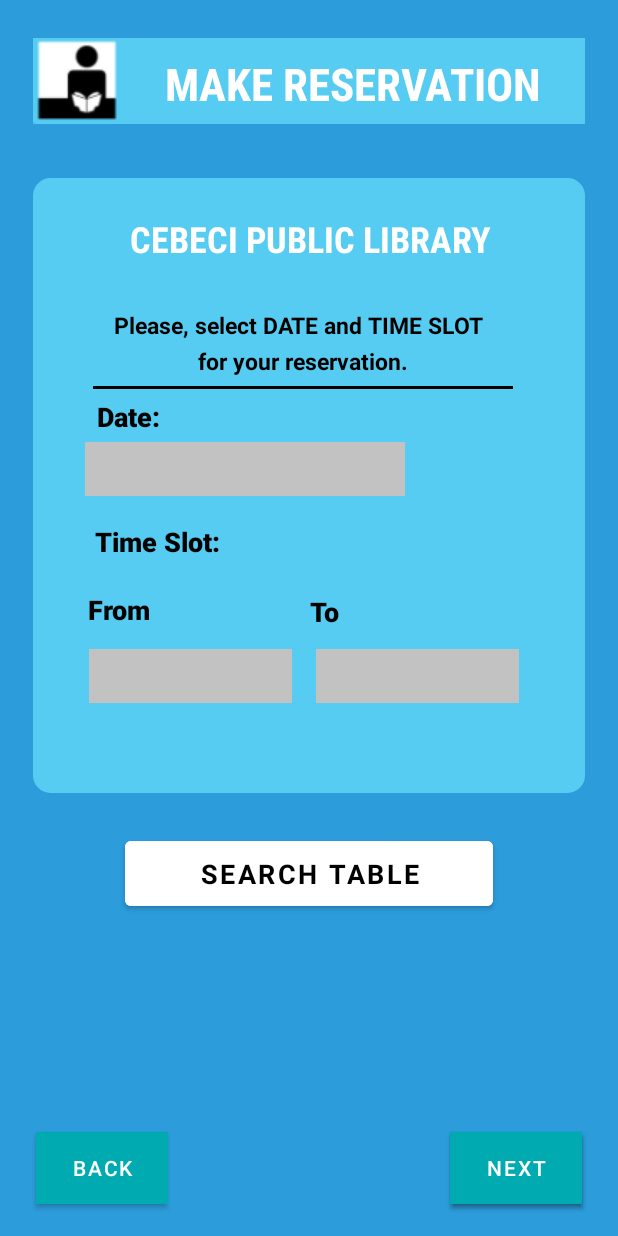
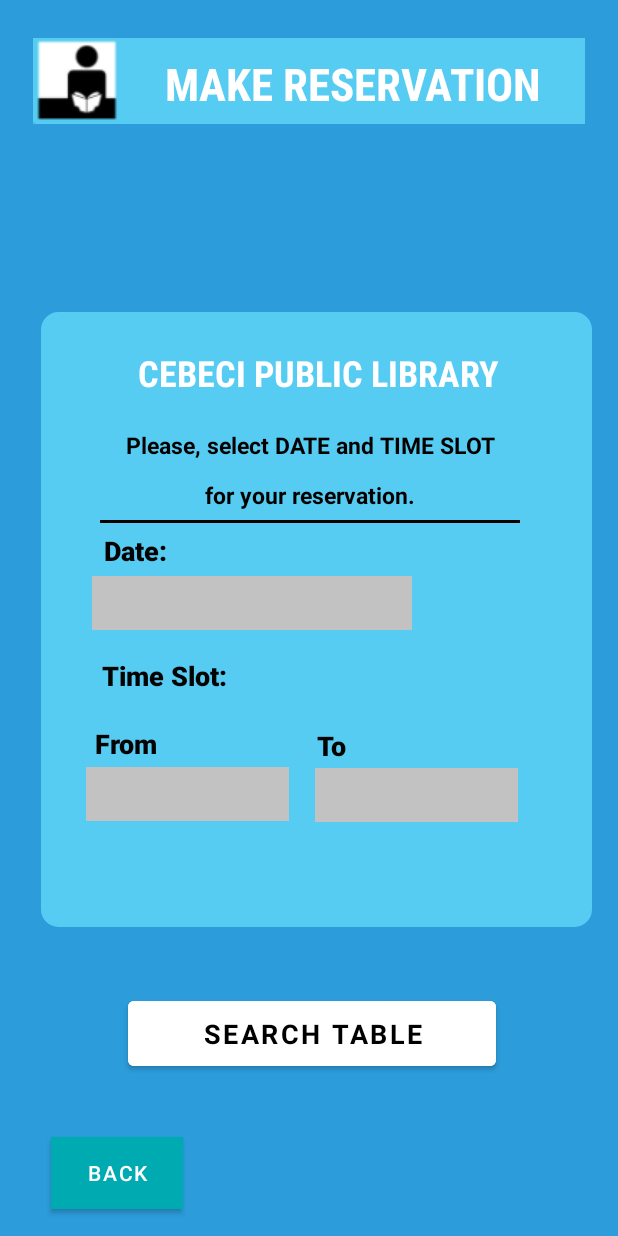
Before and after one commit to CankayaUniversity/ceng-407-408-2020-2021--Mobile-Library-Reservation-System, an Android app: the Activity_LM_Seelect_Date_and_Time_Slot screen opened directly, with no data from a screen before it, on a phone screen of 412 x 824 dp. Run offline under Robolectric (Android 15) with nearby library versions, the phone set to English and light mode, and no system bars.

Commit message:
Layout düzenlendi kaymalar giderildi

```diff
--- a/MobileLibrs/app/src/main/AndroidManifest.xml
+++ b/MobileLibrs/app/src/main/AndroidManifest.xml
@@ -11,7 +11,7 @@
         android:theme="@style/Theme.MobileLibrs">
 
         <!--First Page-->
-        <activity android:name=".Activity_LM_Menu">
+        <activity android:name=".Activity_First_Page">
             <intent-filter>
                 <action android:name="android.intent.action.MAIN" />
 
@@ -21,10 +21,11 @@
 
         <!-- User's Menu Pages -->
 
-        <activity android:name=".Activity_First_Page"> </activity>
+      <!--  <activity android:name=".Activity_First_Page"> </activity>-->
 
         <activity android:name=".Activity_Admin_Menu"> </activity>
         <activity android:name=".Activity_Librarian_Menu"> </activity>
+        <activity android:name=".Activity_LM_Menu"> </activity>
 
         <!-- User's Login_Register Pages -->
         <activity android:name=".Activity_Login"> </activity>
--- a/MobileLibrs/app/src/main/java/com/example/mobilelibrs/Activity_Admin_Add_Library.kt
+++ b/MobileLibrs/app/src/main/java/com/example/mobilelibrs/Activity_Admin_Add_Library.kt
@@ -20,7 +20,7 @@ class Activity_Admin_Add_Library : AppCompatActivity() {
 
     override fun onCreate(savedInstanceState: Bundle?) {
         super.onCreate(savedInstanceState)
-        // setContentView(R.layout.activity_main)
+
         val binding = LayoutAdminAddLibraryBinding.inflate(layoutInflater)
 
         var database = FirebaseDatabase.getInstance().reference
--- a/MobileLibrs/app/src/main/java/com/example/mobilelibrs/Activity_LM_Choose_Table.kt
+++ b/MobileLibrs/app/src/main/java/com/example/mobilelibrs/Activity_LM_Choose_Table.kt
@@ -16,7 +16,7 @@ class Activity_LM_Choose_Table : AppCompatActivity() {
         val binding4 = LayoutLmChooseTableBinding.inflate(layoutInflater)
         setContentView(binding4.root)
         // click make reservation button, view list libraries.
-        binding4.btnMakeReservationLastStep.setOnClickListener(){
+        binding4.btnMakeReservation.setOnClickListener(){
             reDirect_QrCodePage()
         }
     }
--- a/MobileLibrs/app/src/main/java/com/example/mobilelibrs/Activity_LM_List_Libraries.kt
+++ b/MobileLibrs/app/src/main/java/com/example/mobilelibrs/Activity_LM_List_Libraries.kt
@@ -26,7 +26,7 @@ class Activity_LM_List_Libraries : AppCompatActivity() {
 
         setContentView(binding1.root)
         // click make reservation button, view list libraries.
-        binding1.btnNextLmselecttlib.setOnClickListener(){
+        binding1.btnNextSelectDateAndTimeSlot.setOnClickListener(){
             reDirect_LM_Select_Date_Time_Slot()
         }
     }
--- a/MobileLibrs/app/src/main/java/com/example/mobilelibrs/Activity_LM_Seelect_Date_and_Time_Slot.kt
+++ b/MobileLibrs/app/src/main/java/com/example/mobilelibrs/Activity_LM_Seelect_Date_and_Time_Slot.kt
@@ -16,7 +16,7 @@ class Activity_LM_Seelect_Date_and_Time_Slot : AppCompatActivity() {
         val binding2 = LayoutLmSelectDateAndTimeSlotBinding.inflate(layoutInflater)
         setContentView(binding2.root)
         //if btn click, user go to Choose_Table page
-        binding2.btnSearchTableNext.setOnClickListener {
+        binding2.btnSearchTable.setOnClickListener {
             reDirectChoose_TablePage()
         }
     }
--- a/MobileLibrs/app/src/main/res/layout/layout_lm_list_libraries.xml
+++ b/MobileLibrs/app/src/main/res/layout/layout_lm_list_libraries.xml
@@ -46,7 +46,7 @@
         />
 
         <Button
-            android:id="@+id/btnBack"
+            android:id="@+id/btn_Back"
             android:layout_width="wrap_content"
             android:layout_height="wrap_content"
             android:layout_alignParentStart="true"
@@ -58,7 +58,7 @@
             android:text="Back" />
 
         <Button
-            android:id="@+id/btnNextLmselecttlib"
+            android:id="@+id/btn_next_select_date_and_time_slot"
             android:layout_width="wrap_content"
             android:layout_height="wrap_content"
             android:layout_alignParentEnd="true"
--- a/MobileLibrs/app/src/main/res/layout/layout_lm_select_date_and_time_slot.xml
+++ b/MobileLibrs/app/src/main/res/layout/layout_lm_select_date_and_time_slot.xml
@@ -26,34 +26,16 @@
         android:layout_marginBottom="-10dp"
         android:orientation="vertical">
 
-        <Button
-            android:id="@+id/btn_search_table_next"
-            style="?android:textAppearanceSmall"
-            android:layout_width="210dp"
-            android:layout_height="55dp"
-            android:layout_alignParentStart="true"
-            android:layout_alignParentEnd="true"
-            android:layout_alignParentBottom="true"
-            android:layout_marginStart="83dp"
-            android:layout_marginTop="20dp"
-            android:layout_marginEnd="83dp"
-            android:layout_marginBottom="224dp"
-            android:backgroundTint="@color/mlrs_white_button"
-            android:text="@string/search_table"
-            android:textColor="@color/Black"
-            android:textSize="18sp"
-            android:textStyle="bold" />
-
         <RelativeLayout
             android:layout_width="362dp"
             android:layout_height="410dp"
             android:layout_alignParentStart="true"
             android:layout_alignParentEnd="true"
             android:layout_alignParentBottom="true"
-            android:layout_marginStart="22dp"
+            android:layout_marginStart="27dp"
             android:layout_marginTop="3dp"
-            android:layout_marginEnd="22dp"
-            android:layout_marginBottom="305dp"
+            android:layout_marginEnd="17dp"
+            android:layout_marginBottom="216dp"
             android:background="@drawable/sekil"
             android:orientation="vertical">
 
@@ -64,8 +46,8 @@
                 android:layout_height="36dp"
                 android:layout_alignParentTop="true"
                 android:layout_alignParentEnd="true"
-                android:layout_marginTop="310dp"
-                android:layout_marginEnd="40dp"
+                android:layout_marginTop="300dp"
+                android:layout_marginEnd="45dp"
                 android:autofillHints=""
                 android:background="#C2C2C2"
                 android:ems="10"
@@ -121,21 +103,6 @@
                 android:orientation="vertical">
 
                 <TextView
-                    android:id="@+id/textView11"
-                    android:layout_width="260dp"
-                    android:layout_height="30dp"
-                    android:layout_alignParentEnd="true"
-                    android:layout_alignParentBottom="true"
-                    android:layout_marginEnd="15dp"
-                    android:layout_marginBottom="30dp"
-                    android:ems="40"
-                    android:text="@string/please_select_date_and_time_slot"
-                    android:textAlignment="center"
-                    android:textColor="@color/Black"
-                    android:textSize="15sp"
-                    android:textStyle="bold" />
-
-                <TextView
                     android:id="@+id/textView12"
                     android:layout_width="260dp"
                     android:layout_height="30dp"
@@ -160,6 +127,20 @@
                     android:text="@string/cebeci_public_library"
                     android:textColor="#FFFFFF"
                     android:textSize="24sp"
+                    android:textStyle="bold" />
+
+                <TextView
+                    android:id="@+id/textView11"
+                    android:layout_width="260dp"
+                    android:layout_height="30dp"
+                    android:layout_above="@+id/textView12"
+                    android:layout_marginEnd="-13dp"
+                    android:layout_marginBottom="3dp"
+                    android:ems="40"
+                    android:text="@string/please_select_date_and_time_slot"
+                    android:textAlignment="center"
+                    android:textColor="@color/Black"
+                    android:textSize="15sp"
                     android:textStyle="bold" />
 
 
@@ -197,8 +178,8 @@
                 android:layout_height="36dp"
                 android:layout_alignParentTop="true"
                 android:layout_alignParentEnd="true"
-                android:layout_marginTop="310dp"
-                android:layout_marginEnd="191dp"
+                android:layout_marginTop="299dp"
+                android:layout_marginEnd="198dp"
                 android:autofillHints=""
                 android:background="#C2C2C2"
                 android:ems="10"
@@ -218,13 +199,31 @@
         </RelativeLayout>
 
         <Button
+            android:id="@+id/btn_search_table"
+            style="?android:textAppearanceSmall"
+            android:layout_width="210dp"
+            android:layout_height="55dp"
+            android:layout_alignParentStart="true"
+            android:layout_alignParentEnd="true"
+            android:layout_alignParentBottom="true"
+            android:layout_marginStart="85dp"
+            android:layout_marginTop="20dp"
+            android:layout_marginEnd="81dp"
+            android:layout_marginBottom="117dp"
+            android:backgroundTint="@color/mlrs_white_button"
+            android:text="@string/search_table"
+            android:textColor="@color/Black"
+            android:textSize="18sp"
+            android:textStyle="bold" />
+
+        <Button
             android:id="@+id/btn_back"
             android:layout_width="wrap_content"
             android:layout_height="wrap_content"
             android:layout_alignParentStart="true"
             android:layout_alignParentBottom="true"
-            android:layout_marginStart="24dp"
-            android:layout_marginBottom="31dp"
+            android:layout_marginStart="34dp"
+            android:layout_marginBottom="28dp"
             android:background="@color/mlrs_white_button"
             android:backgroundTint="@color/colorPrimaryDark"
             android:text="Back"
@@ -234,40 +233,6 @@
             app:layout_constraintBottom_toBottomOf="parent"
             app:layout_constraintEnd_toEndOf="parent" />
 
-
-        <Button
-            android:id="@+id/btn_next"
-            android:layout_width="wrap_content"
-            android:layout_height="wrap_content"
-            android:layout_alignParentEnd="true"
-            android:layout_alignParentBottom="true"
-            android:layout_marginEnd="24dp"
-            android:layout_marginBottom="31dp"
-            android:background="@color/mlrs_white_button"
-            android:backgroundTint="@color/colorPrimaryDark"
-            android:text="Next"
-            android:textColor="@color/mlrs_white_button"
-            android:textColorHighlight="@color/mlrs_white_button"
-            android:textColorHint="@color/blue1"
-            app:layout_constraintBottom_toBottomOf="parent"
-            app:layout_constraintEnd_toEndOf="parent" />
-
-        <Button
-            android:id="@+id/btn_next2"
-            android:layout_width="wrap_content"
-            android:layout_height="wrap_content"
-            android:layout_alignParentEnd="true"
-            android:layout_alignParentBottom="true"
-            android:layout_marginEnd="24dp"
-            android:layout_marginBottom="31dp"
-            android:background="@color/mlrs_white_button"
-            android:backgroundTint="@color/colorPrimaryDark"
-            android:text="Next"
-            android:textColor="@color/mlrs_white_button"
-            android:textColorHighlight="@color/mlrs_white_button"
-            android:textColorHint="@color/blue1"
-            app:layout_constraintBottom_toBottomOf="parent"
-            app:layout_constraintEnd_toEndOf="parent" />
 
     </RelativeLayout>
 
```
Also changed, not shown: MobileLibrs/app/src/main/java/com/example/mobilelibrs/Activity_LM_Make_Reservation.kt (+10 -16 lines), MobileLibrs/app/src/main/res/layout/layout_lm_choose_table.xml (+27 -15 lines).
